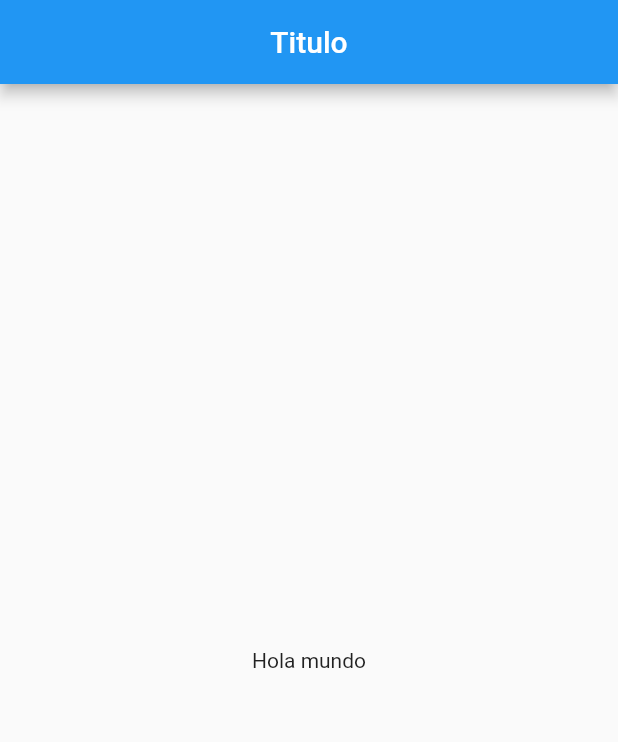
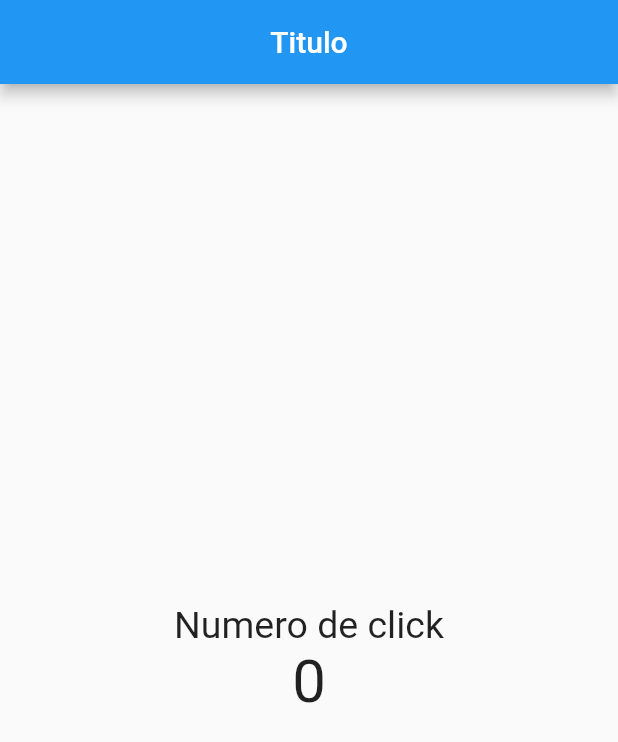
Before and after one commit to velfin13/hola_mundo_flutter, a Flutter app: the screen it shows after launch, on a phone screen of 412 x 824 dp. Shown: the top 742 px of the screen. Run offline on Flutter 3.47's test engine with Material 2 defaults, Android fonts, the light colour scheme and no system bars.

Commit message:
columnas y estilos

```diff
--- a/lib/src/pages/home_page.dart
+++ b/lib/src/pages/home_page.dart
@@ -2,7 +2,6 @@ import 'package:flutter/material.dart';
 
 class HomePage extends StatelessWidget {
   const HomePage({Key? key}) : super(key: key);
-
   @override
   Widget build(BuildContext context) {
     return Scaffold(
@@ -10,7 +9,20 @@ class HomePage extends StatelessWidget {
         title: const Text("Titulo"),
         centerTitle: true,
       ),
-      body: const Center(child: Text("Hola mundo")),
+      body: Center(
+          child: Column(
+        mainAxisAlignment: MainAxisAlignment.center,
+        children: const <Widget>[
+          Text(
+            "Numero de click",
+            style: TextStyle(fontSize: 25),
+          ),
+          Text(
+            "0",
+            style: TextStyle(fontSize: 40),
+          )
+        ],
+      )),
     );
   }
 }
```
